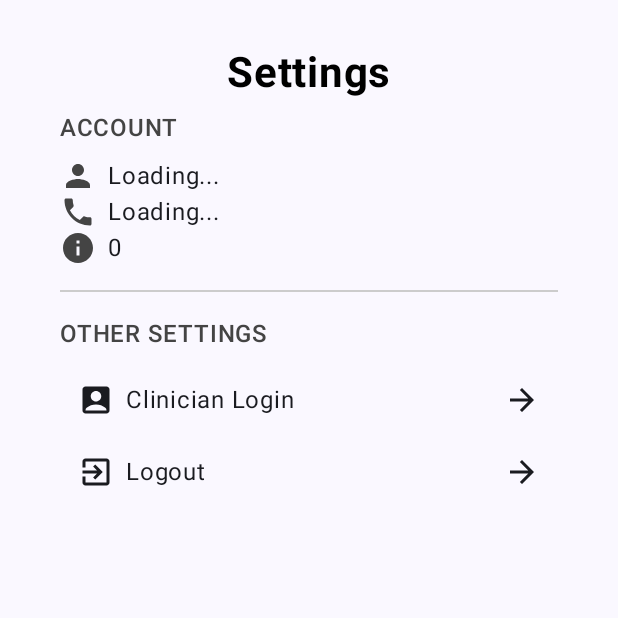
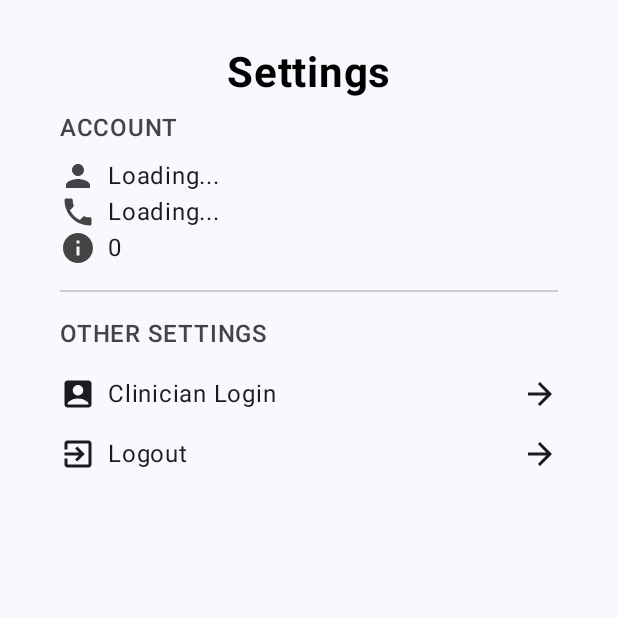
Before and after one commit to 1eespace/FIT2081-Kotlin-NutriTrack, an Android app built with Jetpack Compose: the composable SettingsPage called with empty values, on a phone screen of 412 x 824 dp, the top half of it. Run offline under Robolectric (Android 15) with nearby library versions, the phone set to English and light mode, and no system bars; our stand-ins replace Room's generated code.

Commit message:
Fix(ui): Fixed the align issue

```diff
--- a/app/src/main/java/com/fit2081/yeeun34752110/settings/SettingsActivity.kt
+++ b/app/src/main/java/com/fit2081/yeeun34752110/settings/SettingsActivity.kt
@@ -123,13 +123,12 @@ fun SettingsPage(
 
                 Text("OTHER SETTINGS", fontWeight = FontWeight.SemiBold, color = Color.DarkGray)
 
-                Spacer(Modifier.height(8.dp))
+                Spacer(Modifier.height(16.dp))
 
                 Row(
                     modifier = Modifier
                         .fillMaxWidth()
-                        .clickable { navController.navigate("clinician login") }
-                        .padding(12.dp),
+                        .clickable { navController.navigate("clinician login") },
                     verticalAlignment = Alignment.CenterVertically,
                     horizontalArrangement = Arrangement.SpaceBetween
                 ) {
@@ -141,6 +140,8 @@ fun SettingsPage(
                     Icon(Icons.Default.ArrowForward, contentDescription = "Go")
                 }
 
+                Spacer(Modifier.height(16.dp))
+
                 Row(
                     modifier = Modifier
                         .fillMaxWidth()
@@ -149,8 +150,7 @@ fun SettingsPage(
                             navController.navigate("login") {
                                 popUpTo(0) { inclusive = true }
                             }
-                        }
-                        .padding(12.dp),
+                        },
                     verticalAlignment = Alignment.CenterVertically,
                     horizontalArrangement = Arrangement.SpaceBetween
                 ) {
```
